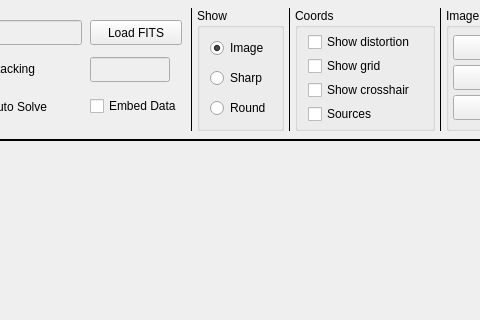
This is mw4/gui/widgets/image.ui in mworion/MountWizzard4 as Qt 5 draws it before an edit; both pictures show x 214 to 694 and y 0 to 320 of the 800 by 600 pixel window. The edited form follows.
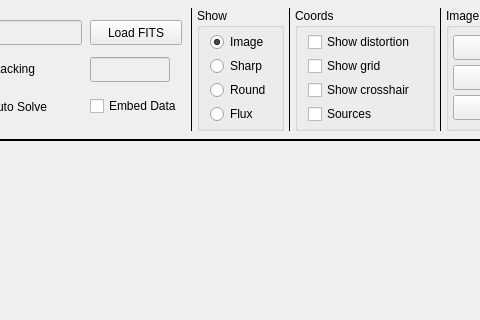
This is the edited form.

Commit message: first draft of photometry

Patch:
```diff
--- a/mw4/gui/widgets/image.ui
+++ b/mw4/gui/widgets/image.ui
@@ -310,6 +310,13 @@
           </property>
          </widget>
         </item>
+        <item>
+         <widget class="QRadioButton" name="checkShowFlux">
+          <property name="text">
+           <string>Flux</string>
+          </property>
+         </widget>
+        </item>
        </layout>
       </widget>
      </item>
```
Left out of the diff: 2 changed lines with no effect on the pictures. The commit also changes 2 other files.
